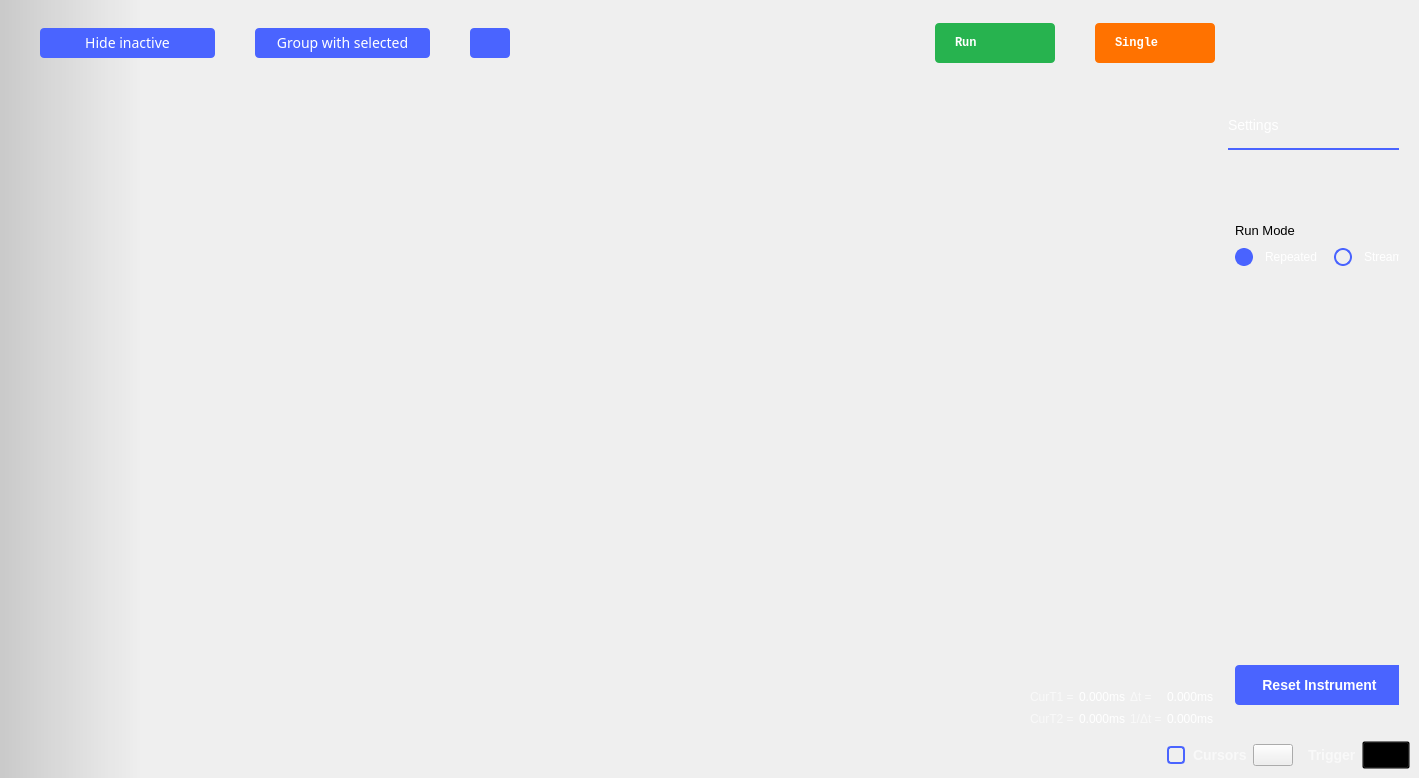
The window that ui/logic_analyzer.ui (analogdevicesinc/scopy) describes before a commit, drawn with Qt 5.
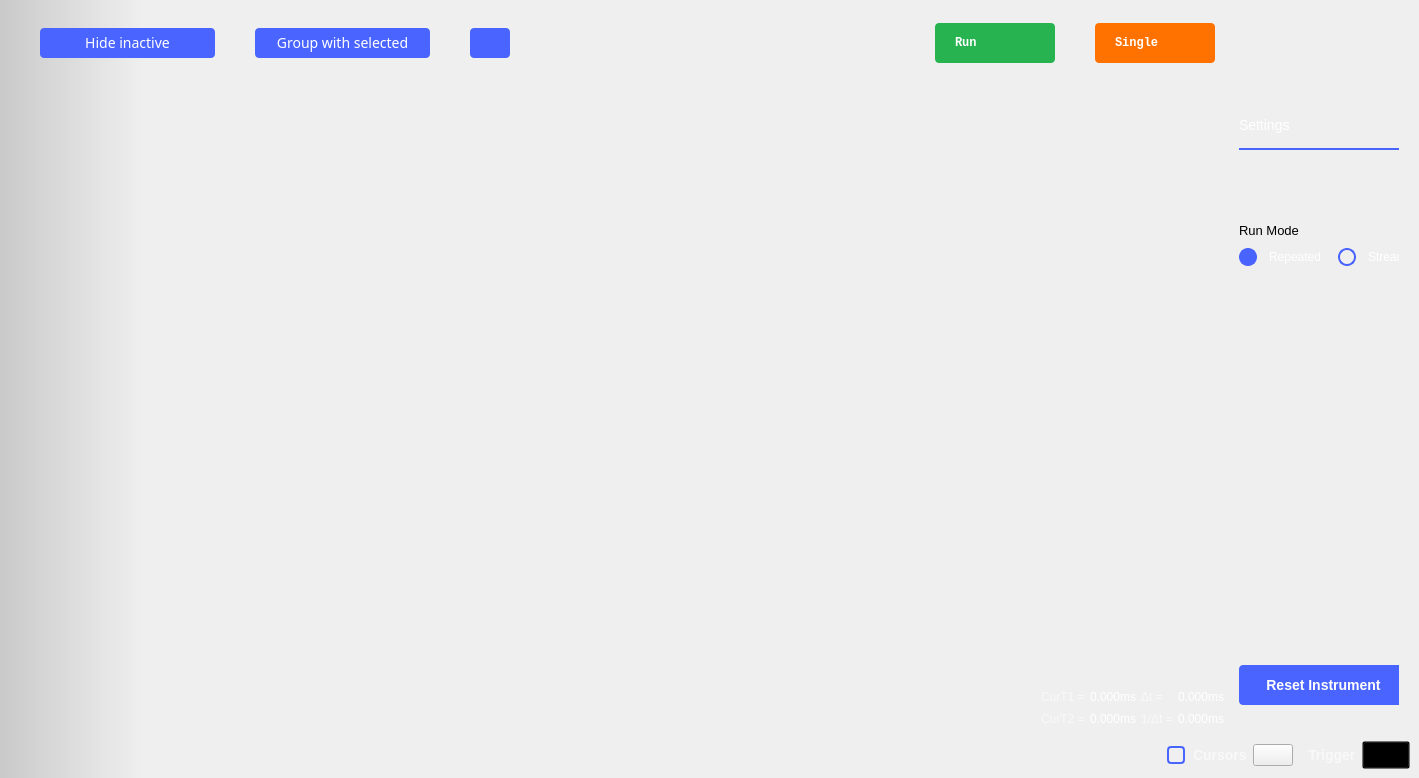
The same window after the commit. Icons and pictures are not drawn. Custom widgets are drawn as their Qt base class.

Diff of the .ui file:
```diff
--- a/ui/logic_analyzer.ui
+++ b/ui/logic_analyzer.ui
@@ -1412,13 +1412,13 @@
                      <number>0</number>
                     </property>
                     <property name="leftMargin">
-                     <number>7</number>
+                     <number>0</number>
                     </property>
                     <property name="topMargin">
                      <number>7</number>
                     </property>
                     <property name="rightMargin">
-                     <number>7</number>
+                     <number>3</number>
                     </property>
                     <property name="bottomMargin">
                      <number>7</number>
```
Left out of the diff: 4 changed lines with no effect on the pictures.
